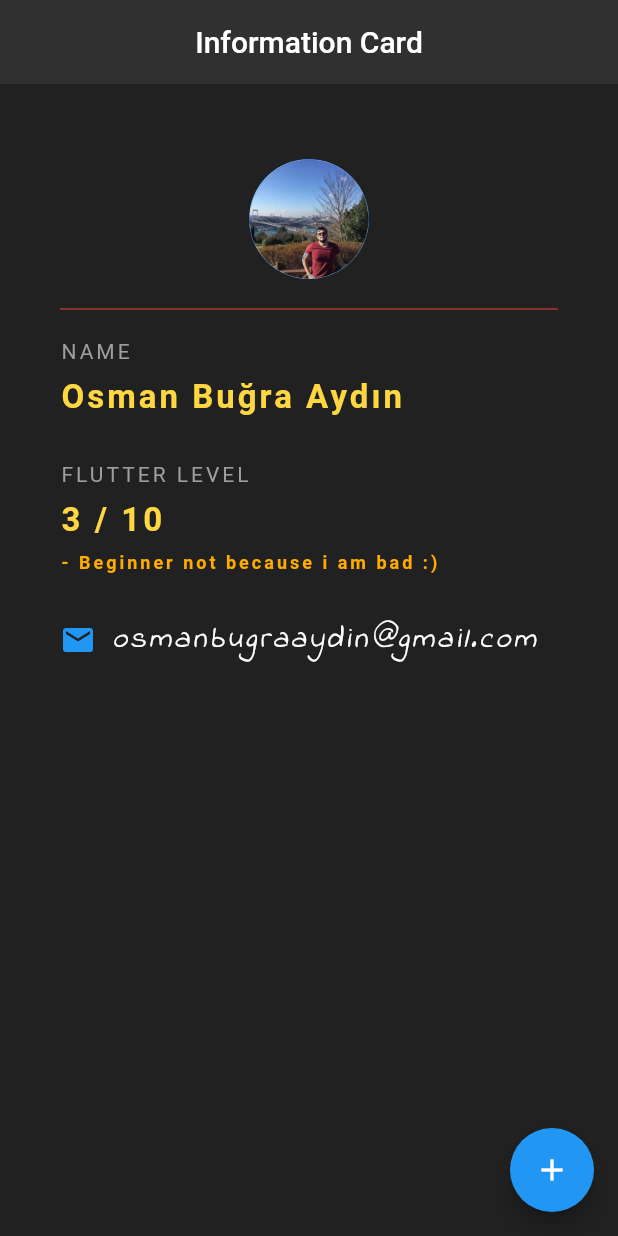
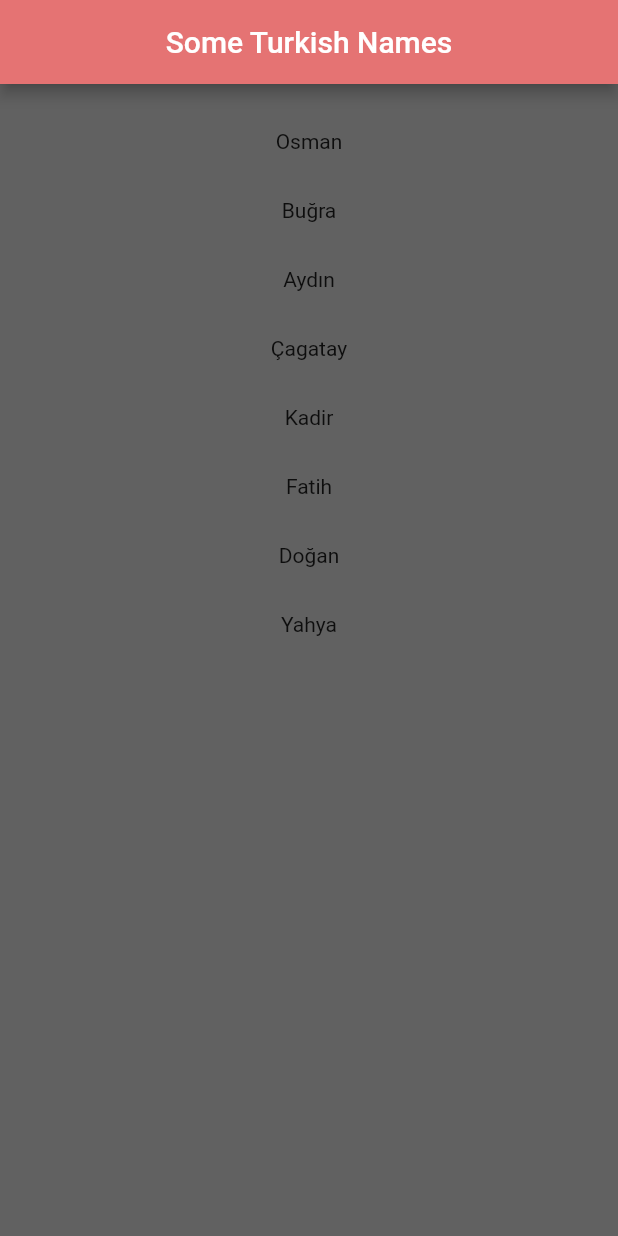
Before and after one commit to kiraci/basicAppFlutter, a Flutter app: the screen it shows after launch, on a phone screen of 412 x 824 dp. Run offline on Flutter 3.47's test engine with Material 2 defaults, Android fonts, the phone set to English and light mode, and no system bars.

Commit message:
Taking data from list

```diff
--- a/basicApp/lib/main.dart
+++ b/basicApp/lib/main.dart
@@ -1,128 +1,42 @@
 import 'package:flutter/material.dart';
 
-void main() {
-  runApp(MaterialApp(
-    home: MyApp(),
-  ));
+void main() => runApp(MaterialApp(
+  home: QuoteList(),
+));
+
+
+class QuoteList extends StatefulWidget {
+  @override
+  _QuoteListState createState() => _QuoteListState();
 }
 
-class MyApp extends StatefulWidget{
-  @override
-  _MyAppState createState() => _MyAppState();
-}
+class _QuoteListState extends State<QuoteList> {
 
-class _MyAppState extends State<MyApp> {
-
-  int flutterLevel = 3;
+  List<String> names = [
+    "Osman",
+    "Buğra",
+    "Aydın",
+    "Çagatay",
+    "Kadir",
+    "Fatih",
+    "Doğan",
+    "Yahya"
+  ];
 
   @override
-  Widget build( BuildContext context){
+  Widget build(BuildContext context) {
     return Scaffold(
-      backgroundColor: Colors.grey[900],
+      backgroundColor: Colors.grey[700],
       appBar: AppBar(
-        title: Text("Information Card"),
+        title: Text("Some Turkish Names"),
         centerTitle: true,
-        backgroundColor: Colors.grey[850],
-        elevation: 0.0,
+        backgroundColor: Colors.red[300],
       ),
-      floatingActionButton: FloatingActionButton(
-        onPressed: (){
-          setState(() {
-            if( flutterLevel >= 10 ){
-              flutterLevel = 3;
-            }else{
-              flutterLevel++;
-            }
-          });
-        },
-        child: Icon(
-          Icons.add,
-          color: Colors.white,
+      body: Center(
+        child: Column(
+          children: names.map(( name ) => Container( child: Text( name ), margin: EdgeInsets.only(top: 30.0),) ).toList(),
         ),
       ),
-      body: Padding(
-        padding: EdgeInsets.fromLTRB(40.0, 50.0, 40.0, 0),
-        child: Column(
-          crossAxisAlignment: CrossAxisAlignment.start,
-          children: <Widget>[
-            Center(
-              child: CircleAvatar(
-                backgroundImage: AssetImage( "images/profile.png" ),
-                radius: 40.0,
-              ),
-            ),
-            Divider(
-              height: 40.0,
-              color: Colors.red,
-            ),
-            Text(
-              "NAME",
-              style: TextStyle(
-                color: Colors.grey,
-                letterSpacing: 2.0
-              ),
-            ),
-            SizedBox(height:10.0),
-            Text(
-              "Osman Buğra Aydın",
-              style: TextStyle(
-                color: Colors.amberAccent,
-                letterSpacing: 2.0,
-                fontSize: 22.0,
-                fontWeight: FontWeight.bold,
-              ),
-            ),
-            SizedBox(height: 30.0),
-            Text(
-              "FLUTTER LEVEL",
-              style: TextStyle(
-                color: Colors.grey,
-                letterSpacing: 2.0
-              ),
-            ),
-            SizedBox(height:10.0),
-            Text(
-              "$flutterLevel / 10",
-              style: TextStyle(
-                color: Colors.amberAccent,
-                letterSpacing: 2.0,
-                fontSize: 22.0,
-                fontWeight: FontWeight.bold,
-              ),
-            ),
-            SizedBox( height: 8.0,),
-            Text(
-              "- Beginner not because i am bad :)",
-              style: TextStyle(
-                color: Colors.amberAccent[700],
-                letterSpacing: 2.0,
-                fontSize: 12.0,
-                fontWeight: FontWeight.bold,
-              ),
-            ),
-            SizedBox(height:30.0),
-            Row(
-              children: <Widget>[
-                Icon(
-                  Icons.mail,
-                  color: Colors.blue,
-                ),
-                SizedBox(width: 10.0,),
-                Text(
-                  "osmanbugraaydin@gmail.com",
-                  style: TextStyle(
-                    fontFamily: "IndieFlower",
-                    letterSpacing: 2.0,
-                    fontSize: 20.0,
-                    fontStyle: FontStyle.italic,
-                    color: Colors.white,
-                  ),
-                ),
-              ],
-            ),
-          ],
-        ),
-      )
     );
   }
 }
```
